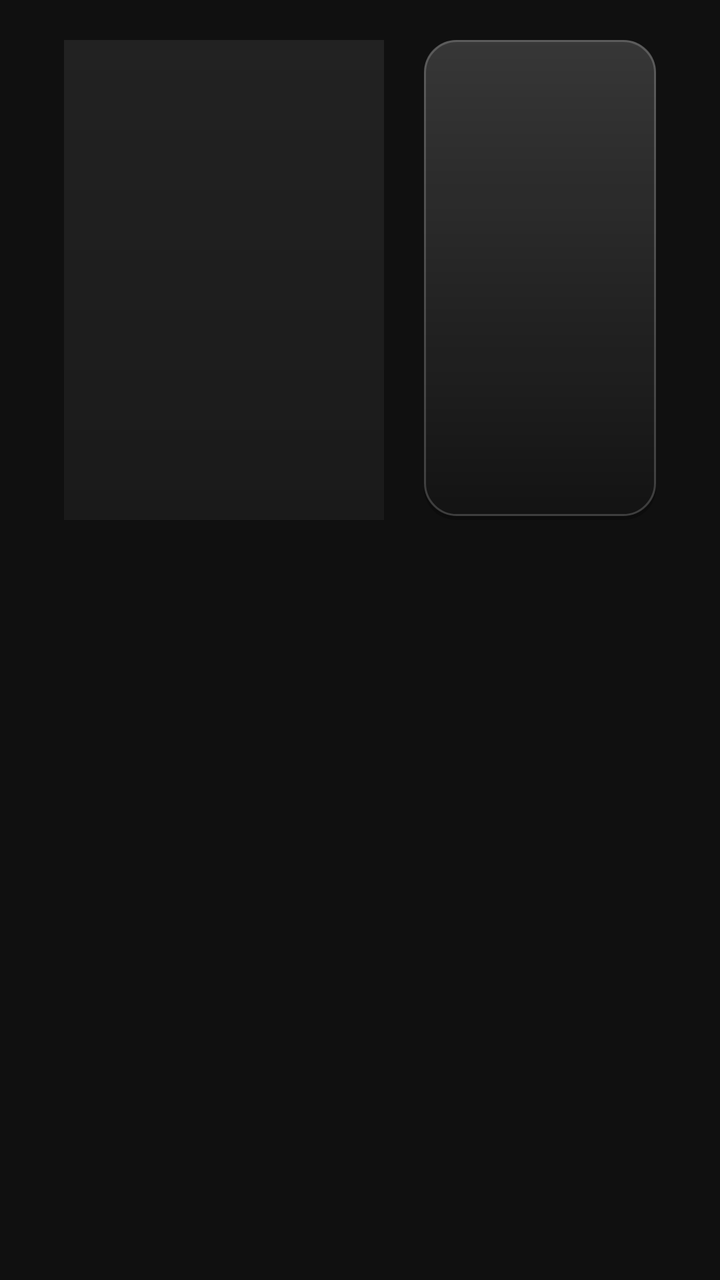
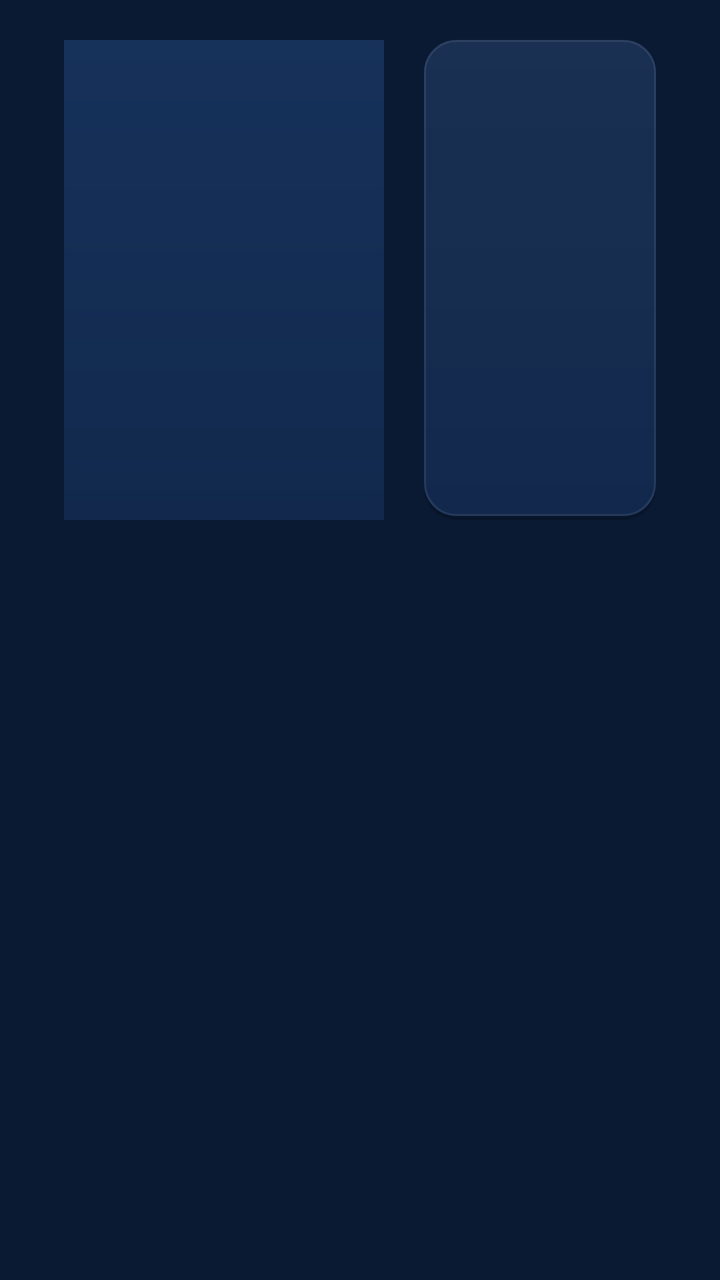

Two renders of the same Android screen: before a commit and after it. Below are the layout's source before the change and the commit's diff.
<!-- AndroidManifest.xml: application theme AppTheme -->
<!-- res/layout/activity_series.xml -->
<?xml version="1.0" encoding="utf-8"?>
<LinearLayout xmlns:android="http://schemas.android.com/apk/res/android"
    android:layout_width="match_parent"
    android:layout_height="match_parent"
    android:background="@drawable/bg_gradient"
    android:orientation="vertical"
    android:paddingStart="32dp"
    android:paddingTop="20dp"
    android:paddingEnd="32dp"
    android:paddingBottom="16dp">

    <LinearLayout
        android:layout_width="match_parent"
        android:layout_height="wrap_content"
        android:orientation="horizontal">

        <ImageView
            android:id="@+id/iv_cover"
            android:layout_width="160dp"
            android:layout_height="240dp"
            android:background="@drawable/bg_poster"
            android:contentDescription="Capa"
            android:scaleType="centerCrop" />

        <LinearLayout
            android:layout_width="0dp"
            android:layout_height="wrap_content"
            android:layout_marginStart="20dp"
            android:layout_weight="1"
            android:background="@drawable/glass_mid"
            android:minHeight="240dp"
            android:orientation="vertical"
            android:padding="16dp">

            <TextView
                android:id="@+id/tv_title"
                android:layout_width="match_parent"
                android:layout_height="wrap_content"
                android:ellipsize="end"
                android:maxLines="1"
                android:textColor="#C8FF00"
                android:textSize="30sp"
                android:textStyle="bold" />

            <TextView
                android:id="@+id/tv_meta"
                android:layout_width="match_parent"
                android:layout_height="wrap_content"
                android:layout_marginTop="4dp"
                android:ellipsize="end"
                android:maxLines="1"
                android:textColor="#A8A8A8"
                android:textSize="16sp"
                android:visibility="gone" />

            <TextView
                android:id="@+id/tv_plot"
                android:layout_width="match_parent"
                android:layout_height="wrap_content"
                android:layout_marginTop="6dp"
                android:ellipsize="end"
                android:focusable="false"
                android:lineSpacingExtra="2dp"
                android:maxLines="4"
                android:textColor="#A8A8A8"
                android:textSize="16sp" />
        </LinearLayout>
    </LinearLayout>

    <LinearLayout
        android:layout_width="match_parent"
        android:layout_height="wrap_content"
        android:orientation="horizontal">

        <Button
            android:id="@+id/btn_continue"
            android:layout_width="wrap_content"
            android:layout_height="wrap_content"
            android:layout_marginTop="10dp"
            android:layout_marginEnd="12dp"
            android:background="@drawable/bg_button_primary"
            android:focusable="true"
            android:minWidth="140dp"
            android:paddingStart="28dp"
            android:paddingEnd="28dp"
            android:text="Continuar de onde parei"
            android:textColor="#101010"
            android:textSize="20sp"
            android:textStyle="bold"
            android:visibility="gone" />

        <Button
            android:id="@+id/btn_watch"
            android:layout_width="wrap_content"
            android:layout_height="wrap_content"
            android:layout_marginTop="10dp"
            android:background="@drawable/bg_button_primary"
            android:focusable="true"
            android:minWidth="140dp"
            android:paddingStart="28dp"
            android:paddingEnd="28dp"
            android:text="Assistir"
            android:textColor="#101010"
            android:textSize="20sp"
            android:textStyle="bold"
            android:visibility="gone" />
    </LinearLayout>

    <Button
        android:id="@+id/btn_season"
        android:layout_width="wrap_content"
        android:layout_height="wrap_content"
        android:layout_marginTop="10dp"
        android:background="@drawable/bg_button"
        android:focusable="true"
        android:minWidth="200dp"
        android:paddingStart="28dp"
        android:paddingEnd="28dp"
        android:text="Temporada 1"
        android:textColor="#FFFFFF"
        android:textSize="20sp"
        android:textStyle="bold"
        android:visibility="gone" />

    <GridView
        android:id="@+id/gv_episodes"
        android:layout_width="match_parent"
        android:layout_height="0dp"
        android:layout_marginTop="10dp"
        android:layout_weight="1"
        android:cacheColorHint="@android:color/transparent"
        android:clipToPadding="false"
        android:horizontalSpacing="0dp"
        android:listSelector="@android:color/transparent"
        android:numColumns="15"
        android:scrollbars="none"
        android:stretchMode="columnWidth"
        android:verticalSpacing="0dp"
        android:visibility="gone" />

    <LinearLayout
        android:layout_width="match_parent"
        android:layout_height="0dp"
        android:layout_marginTop="14dp"
        android:layout_weight="1"
        android:orientation="horizontal">

        <ListView
            android:id="@+id/lv_seasons"
            android:layout_width="300dp"
            android:layout_height="match_parent"
            android:cacheColorHint="@android:color/transparent"
            android:divider="@null"
            android:dividerHeight="0dp"
            android:listSelector="@android:color/transparent"
            android:scrollbars="none" />

        <FrameLayout
            android:layout_width="0dp"
            android:layout_height="match_parent"
            android:layout_marginStart="16dp"
            android:layout_weight="1">

            <ListView
                android:id="@+id/lv_episodes"
                android:layout_width="match_parent"
                android:layout_height="match_parent"
                android:cacheColorHint="@android:color/transparent"
                android:divider="@null"
                android:dividerHeight="0dp"
                android:listSelector="@android:color/transparent"
                android:scrollbars="none" />

            <TextView
                android:id="@+id/tv_status"
                android:layout_width="match_parent"
                android:layout_height="match_parent"
                android:gravity="center"
                android:padding="24dp"
                android:text="Carregando..."
                android:textColor="#A8A8A8"
                android:textSize="20sp" />
        </FrameLayout>
    </LinearLayout>

</LinearLayout>
<!-- resources referenced by this layout -->
<resources>
  <!-- drawable bg_button_primary (drawable) -->
  <?xml version="1.0" encoding="utf-8"?>
  <selector xmlns:android="http://schemas.android.com/apk/res/android">
      <item android:state_focused="true">
          <layer-list>
              <item>
                  <shape android:shape="rectangle">
                      <stroke android:width="6dp" android:color="#59C8FF00" />
                      <corners android:radius="17dp" />
                  </shape>
              </item>
              <item android:left="3dp" android:top="3dp" android:right="3dp" android:bottom="3dp">
                  <shape android:shape="rectangle">
                      <solid android:color="#C8FF00" />
                      <stroke android:width="3dp" android:color="#FFFFFF" />
                      <corners android:radius="14dp" />
                  </shape>
              </item>
          </layer-list>
      </item>
      <item android:state_pressed="true">
          <layer-list>
              <item>
                  <shape android:shape="rectangle">
                      <stroke android:width="6dp" android:color="#59C8FF00" />
                      <corners android:radius="17dp" />
                  </shape>
              </item>
              <item android:left="3dp" android:top="3dp" android:right="3dp" android:bottom="3dp">
                  <shape android:shape="rectangle">
                      <solid android:color="#C8FF00" />
                      <stroke android:width="3dp" android:color="#FFFFFF" />
                      <corners android:radius="14dp" />
                  </shape>
              </item>
          </layer-list>
      </item>
      <item>
          <shape android:shape="rectangle">
              <solid android:color="#C8FF00" />
              <corners android:radius="14dp" />
          </shape>
      </item>
  </selector>
  <!-- drawable bg_poster (drawable) -->
  <?xml version="1.0" encoding="utf-8"?>
  <shape xmlns:android="http://schemas.android.com/apk/res/android" android:shape="rectangle">
      <gradient android:type="linear" android:angle="270" android:startColor="#222222" android:endColor="#1A1A1A" />
  </shape>
  <style name="AppTheme" parent="android:Theme.Material.NoActionBar">
          <item name="android:windowBackground">#101010</item>
          <item name="android:colorAccent">#C8FF00</item>
          <item name="android:alertDialogTheme">@style/AscDialog</item>
      </style>
  <!-- drawable glass_focus_14 (drawable) -->
  <?xml version="1.0" encoding="utf-8"?>
  <layer-list xmlns:android="http://schemas.android.com/apk/res/android">
      <item>
          <shape android:shape="rectangle">
              <stroke android:width="6dp" android:color="@color/asc_accent_glow" />
              <corners android:radius="17dp" />
          </shape>
      </item>
      <item
          android:left="3dp"
          android:top="3dp"
          android:right="3dp"
          android:bottom="3dp">
          <shape android:shape="rectangle">
              <solid android:color="@color/asc_glass_focus" />
              <corners android:radius="14dp" />
          </shape>
      </item>
      <item
          android:left="3dp"
          android:top="3dp"
          android:right="3dp"
          android:bottom="3dp">
          <shape android:shape="rectangle">
              <gradient
                  android:angle="270"
                  android:endColor="@color/asc_glass_sheen_end"
                  android:startColor="@color/asc_glass_sheen" />
              <corners android:radius="14dp" />
          </shape>
      </item>
      <item
          android:left="3dp"
          android:top="3dp"
          android:right="3dp"
          android:bottom="3dp">
          <shape android:shape="rectangle">
              <stroke android:width="3dp" android:color="@color/asc_accent" />
              <corners android:radius="14dp" />
          </shape>
      </item>
  </layer-list>
  <color name="asc_glass_shadow">#40000000</color>
  <color name="asc_glass_mid">#8C1A1A1A</color>
  <color name="asc_glass_sheen">#26FFFFFF</color>
  <color name="asc_glass_border">#2EFFFFFF</color>
  <style name="AscDialog" parent="android:Theme.Material.Dialog.Alert">
          <item name="android:windowBackground">@drawable/glass_strong</item>
          <item name="android:colorAccent">#C8FF00</item>
          <item name="android:textColorPrimary">#FFFFFF</item>
          <item name="android:textColorSecondary">#A8A8A8</item>
      </style>
  <color name="asc_accent_glow">#59C8FF00</color>
  <color name="asc_glass_focus">#CC262626</color>
  <color name="asc_accent">#C8FF00</color>
  <color name="asc_glass_light">#661A1A1A</color>
  <color name="asc_glass_strong">#D9141414</color>
  <color name="asc_glass_border_strong">#3DFFFFFF</color>
  <!-- unchanged entries left out for length: 6 -->
</resources>

<!-- the commit's change to res/layout/activity_series.xml (unified diff, before → after) -->
@@ -38,7 +38,7 @@
                 android:layout_height="wrap_content"
                 android:ellipsize="end"
                 android:maxLines="1"
-                android:textColor="#C8FF00"
+                android:textColor="#5AA2FF"
                 android:textSize="30sp"
                 android:textStyle="bold" />
 
@@ -49,7 +49,7 @@
                 android:layout_marginTop="4dp"
                 android:ellipsize="end"
                 android:maxLines="1"
-                android:textColor="#A8A8A8"
+                android:textColor="#B8C0CC"
                 android:textSize="16sp"
                 android:visibility="gone" />
 
@@ -62,7 +62,7 @@
                 android:focusable="false"
                 android:lineSpacingExtra="2dp"
                 android:maxLines="4"
-                android:textColor="#A8A8A8"
+                android:textColor="#B8C0CC"
                 android:textSize="16sp" />
         </LinearLayout>
     </LinearLayout>
@@ -84,7 +84,7 @@
             android:paddingStart="28dp"
             android:paddingEnd="28dp"
             android:text="Continuar de onde parei"
-            android:textColor="#101010"
+            android:textColor="#FFFFFF"
             android:textSize="20sp"
             android:textStyle="bold"
             android:visibility="gone" />
@@ -100,7 +100,7 @@
             android:paddingStart="28dp"
             android:paddingEnd="28dp"
             android:text="Assistir"
-            android:textColor="#101010"
+            android:textColor="#FFFFFF"
             android:textSize="20sp"
             android:textStyle="bold"
             android:visibility="gone" />
@@ -178,7 +178,7 @@
                 android:gravity="center"
                 android:padding="24dp"
                 android:text="Carregando..."
-                android:textColor="#A8A8A8"
+                android:textColor="#B8C0CC"
                 android:textSize="20sp" />
         </FrameLayout>
     </LinearLayout>
<!-- resource entries referenced after the edit -->
@@ -7,14 +7,14 @@
           <layer-list>
               <item>
                   <shape android:shape="rectangle">
-                      <stroke android:width="6dp" android:color="#59C8FF00" />
+                      <stroke android:width="6dp" android:color="@color/asc_accent_glow" />
                       <corners android:radius="17dp" />
                   </shape>
               </item>
               <item android:left="3dp" android:top="3dp" android:right="3dp" android:bottom="3dp">
                   <shape android:shape="rectangle">
-                      <solid android:color="#C8FF00" />
-                      <stroke android:width="3dp" android:color="#FFFFFF" />
+                      <solid android:color="@color/asc_accent" />
+                      <stroke android:width="2dp" android:color="@color/asc_focus" />
                       <corners android:radius="14dp" />
                   </shape>
               </item>
@@ -24,14 +24,14 @@
           <layer-list>
               <item>
                   <shape android:shape="rectangle">
-                      <stroke android:width="6dp" android:color="#59C8FF00" />
+                      <stroke android:width="6dp" android:color="@color/asc_accent_glow" />
                       <corners android:radius="17dp" />
                   </shape>
               </item>
               <item android:left="3dp" android:top="3dp" android:right="3dp" android:bottom="3dp">
                   <shape android:shape="rectangle">
-                      <solid android:color="#C8FF00" />
-                      <stroke android:width="3dp" android:color="#FFFFFF" />
+                      <solid android:color="@color/asc_accent" />
+                      <stroke android:width="2dp" android:color="@color/asc_focus" />
                       <corners android:radius="14dp" />
                   </shape>
               </item>
@@ -39,7 +39,7 @@
       </item>
       <item>
           <shape android:shape="rectangle">
-              <solid android:color="#C8FF00" />
+              <solid android:color="@color/asc_accent" />
               <corners android:radius="14dp" />
           </shape>
       </item>
@@ -47,11 +47,11 @@
   <!-- drawable bg_poster (drawable) -->
   <?xml version="1.0" encoding="utf-8"?>
   <shape xmlns:android="http://schemas.android.com/apk/res/android" android:shape="rectangle">
-      <gradient android:type="linear" android:angle="270" android:startColor="#222222" android:endColor="#1A1A1A" />
+      <gradient android:type="linear" android:angle="270" android:startColor="#16315A" android:endColor="#12294D" />
   </shape>
   <style name="AppTheme" parent="android:Theme.Material.NoActionBar">
-          <item name="android:windowBackground">#101010</item>
-          <item name="android:colorAccent">#C8FF00</item>
+          <item name="android:windowBackground">#0A1A33</item>
+          <item name="android:colorAccent">#5AA2FF</item>
           <item name="android:alertDialogTheme">@style/AscDialog</item>
       </style>
   <!-- drawable glass_focus_14 (drawable) -->
@@ -92,27 +92,28 @@
           android:right="3dp"
           android:bottom="3dp">
           <shape android:shape="rectangle">
-              <stroke android:width="3dp" android:color="@color/asc_accent" />
+              <stroke android:width="2dp" android:color="@color/asc_focus" />
               <corners android:radius="14dp" />
           </shape>
       </item>
   </layer-list>
-  <color name="asc_glass_shadow">#40000000</color>
-  <color name="asc_glass_mid">#8C1A1A1A</color>
-  <color name="asc_glass_sheen">#26FFFFFF</color>
-  <color name="asc_glass_border">#2EFFFFFF</color>
+  <color name="asc_glass_shadow">#33000000</color>
+  <color name="asc_glass_mid">#FF12294D</color>
+  <color name="asc_glass_sheen">#08FFFFFF</color>
+  <color name="asc_glass_border">#14FFFFFF</color>
   <style name="AscDialog" parent="android:Theme.Material.Dialog.Alert">
           <item name="android:windowBackground">@drawable/glass_strong</item>
-          <item name="android:colorAccent">#C8FF00</item>
+          <item name="android:colorAccent">#5AA2FF</item>
           <item name="android:textColorPrimary">#FFFFFF</item>
-          <item name="android:textColorSecondary">#A8A8A8</item>
+          <item name="android:textColorSecondary">#B8C0CC</item>
       </style>
-  <color name="asc_accent_glow">#59C8FF00</color>
-  <color name="asc_glass_focus">#CC262626</color>
-  <color name="asc_accent">#C8FF00</color>
-  <color name="asc_glass_light">#661A1A1A</color>
-  <color name="asc_glass_strong">#D9141414</color>
-  <color name="asc_glass_border_strong">#3DFFFFFF</color>
+  <color name="asc_accent_glow">#455AA2FF</color>
+  <color name="asc_glass_focus">#FF1B3B6C</color>
+  <color name="asc_accent">#FF1F6FEB</color>
+  <color name="asc_focus">#FF5AA2FF</color>
+  <color name="asc_glass_light">#FF12294D</color>
+  <color name="asc_glass_strong">#FF12294D</color>
+  <color name="asc_glass_border_strong">#1FFFFFFF</color>
   <!-- unchanged entries left out for length: 6 -->
 </resources>
 
